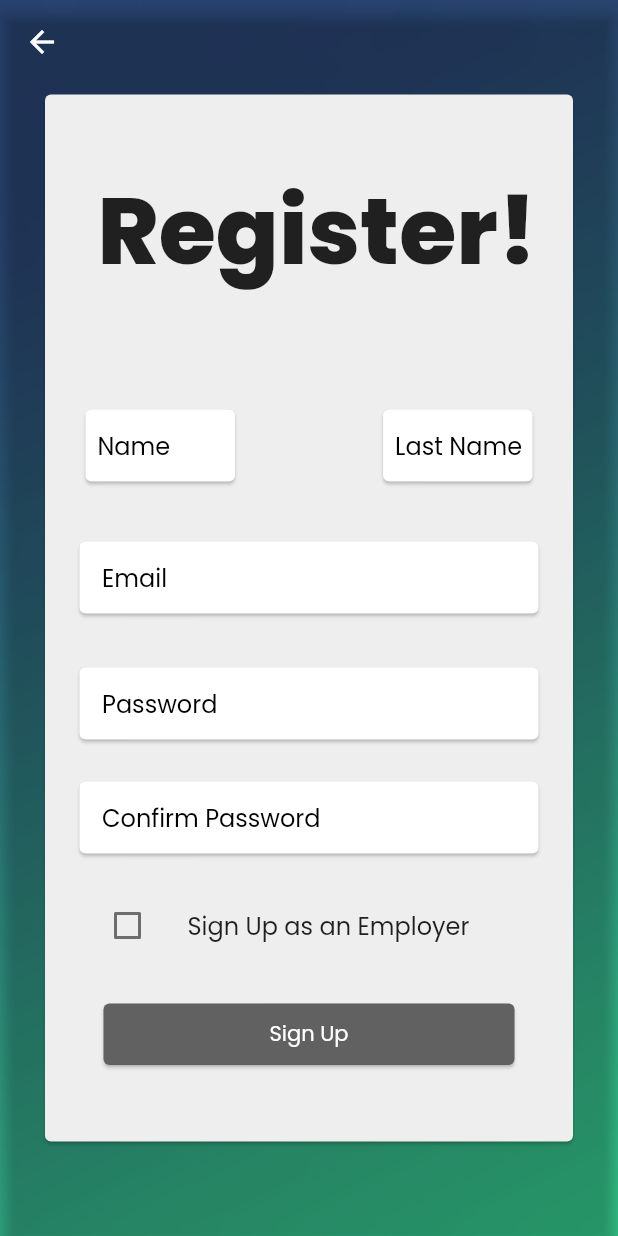
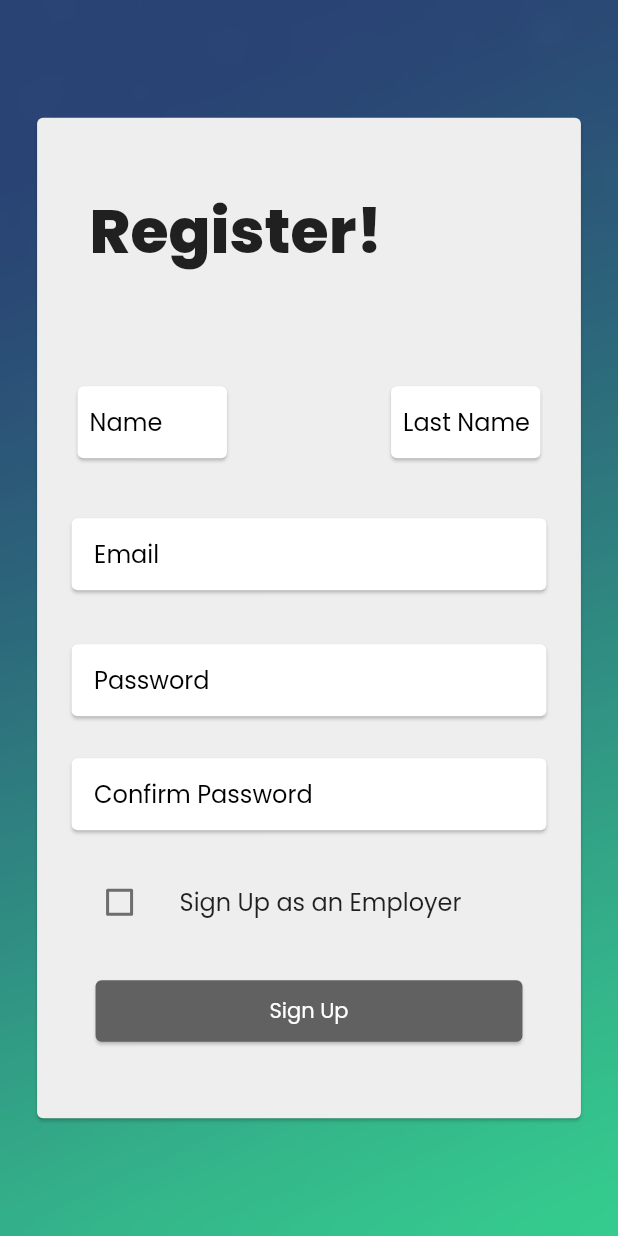
Before and after one commit to VatsalShah03/DartKnights_LOC, a Flutter app: the screen it shows after launch, after a tap on "Sign In", after a tap on "Register Now", on a phone screen of 412 x 824 dp. Run offline on Flutter 3.47's test engine with Material 2 defaults, Android fonts, the light colour scheme and no system bars; our stand-ins replace cloud_firestore, firebase_auth, firebase_core, firebase_messaging, firebase_storage, flutter_local_notifications and 13 more; missing offline and left inert: hmssdk_flutter, razorpay_flutter; accounts and stored records are empty.

Commit message:
Almost complete 3

```diff
--- a/lib/views/auth/login_page.dart
+++ b/lib/views/auth/login_page.dart
@@ -106,7 +106,7 @@ class _LoginPageState extends State<LoginPage> {
             builder: (context) {
               return Center(
                   child: Container(
-                      width: MediaQuery.of(context).size.width * 0.6,
+                      width: MediaQuery.of(context).size.width * 0.7,
                       decoration: BoxDecoration(
                         borderRadius: BorderRadius.circular(12),
                         color: Colors.white,
@@ -130,7 +130,6 @@ class _LoginPageState extends State<LoginPage> {
             });
       }
     }
-
     return Scaffold(
       body: Stack(
         children: [
@@ -157,7 +156,7 @@ class _LoginPageState extends State<LoginPage> {
                     shape: RoundedRectangleBorder(
                         borderRadius: BorderRadius.circular(15)),
                     color: Colors.grey[200],
-                    margin: EdgeInsets.symmetric(horizontal: 30),
+                    margin: EdgeInsets.symmetric(horizontal: screenWidth*0.06,),
                     child: Column(
                       mainAxisSize: MainAxisSize.min,
                       crossAxisAlignment: CrossAxisAlignment.start,
@@ -167,7 +166,7 @@ class _LoginPageState extends State<LoginPage> {
                           child: Text(
                             "Hello,",
                             style: TextStyle(
-                              fontSize: 80,
+                              fontSize: screenWidth*0.2,
                               fontWeight: FontWeight.w800,
                             ),
                           ),
@@ -255,7 +254,7 @@ class _LoginPageState extends State<LoginPage> {
                               Text(
                                 "Don't have an account?  ",
                                 style: TextStyle(
-                                  fontSize: 15,
+                                  fontSize: screenWidth*0.03,
                                 ),
                               ),
                               GestureDetector(
@@ -268,7 +267,7 @@ class _LoginPageState extends State<LoginPage> {
                                 child: Text(
                                   "Register Now",
                                   style: TextStyle(
-                                      fontSize: 15, color: Colors.blue),
+                                      fontSize: screenWidth*0.03, color: Colors.blue),
                                 ),
                               ),
                             ],
@@ -278,7 +277,7 @@ class _LoginPageState extends State<LoginPage> {
                           child: Text("---OR---"),
                         ),
                         SizedBox(
-                          height: 20,
+                          height: screenWidth*0.04,
                         ),
                         Row(
                           mainAxisAlignment: MainAxisAlignment.spaceEvenly,
@@ -311,8 +310,8 @@ class _LoginPageState extends State<LoginPage> {
                                   padding: EdgeInsets.all(10),
                                   child: Image.asset(
                                     "assets/images.png",
-                                    width: 30,
-                                    height: 30,
+                                    width: screenWidth*0.09,
+                                    height: screenWidth*0.09,
                                   ),
                                 ),
                               ),
@@ -322,8 +321,8 @@ class _LoginPageState extends State<LoginPage> {
                                 padding: EdgeInsets.all(10),
                                 child: Image.asset(
                                   "assets/f-logo.png",
-                                  width: 30,
-                                  height: 30,
+                                  width: screenWidth*0.09,
+                                  height: screenWidth*0.09,
                                 ),
                               ),
                             ),
--- a/lib/views/auth/signup_page.dart
+++ b/lib/views/auth/signup_page.dart
@@ -90,9 +90,7 @@ class _SignupPageState extends State<SignupPage> {
                 decoration:
                     BoxDecoration(color: Colors.grey.shade400.withOpacity(0.1)),
               )),
-          AppBar(
-            backgroundColor: Colors.transparent,
-          ),
+
           SafeArea(
             child: Center(
               child: SingleChildScrollView(
@@ -100,7 +98,7 @@ class _SignupPageState extends State<SignupPage> {
                   key: _formKey,
                   child: Card(
                     color: Colors.grey[200],
-                    margin: EdgeInsets.symmetric(horizontal: 30),
+                    margin: EdgeInsets.symmetric(horizontal: screenWidth*0.06,),
                     child: Padding(
                       padding: const EdgeInsets.all(15.0),
                       child: Column(
@@ -115,7 +113,7 @@ class _SignupPageState extends State<SignupPage> {
                             child: Text(
                               "Register! ",
                               style: TextStyle(
-                                fontSize: screenWidth * 0.15,
+                                fontSize: screenWidth * 0.1,
                                 fontWeight: FontWeight.w800,
                               ),
                             ),
```
Also changed, not shown: 2 other files.
